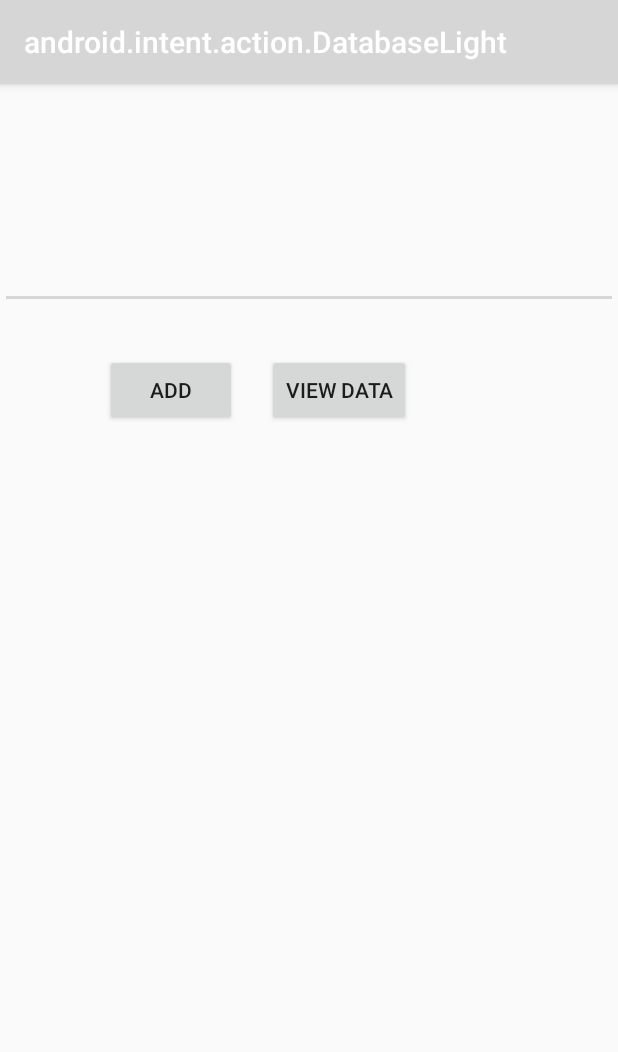
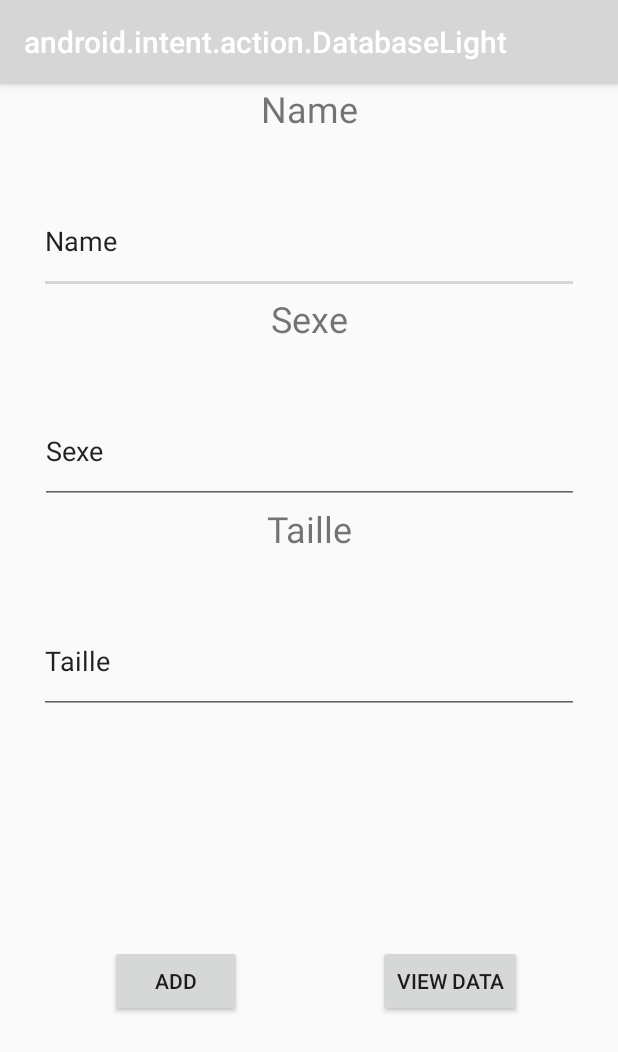
Before and after one commit to kevintondo/Android4ALJ, an Android app: the DatabaseLightActivity screen opened directly, with no data from a screen before it, on a phone screen of 412 x 824 dp. Shown: the top 1052 px of the screen. Run offline under Robolectric (Android 15) with nearby library versions, the phone set to English and light mode, and no system bars.

Commit message:
added name, sexe, taille field/input field (sqllite pref form)

```diff
--- a/NoPlanNoGain/app/build.gradle
+++ b/NoPlanNoGain/app/build.gradle
@@ -32,6 +32,7 @@ dependencies {
     testImplementation 'junit:junit:4.12'
     androidTestImplementation 'com.android.support.test:runner:1.0.2'
     androidTestImplementation 'com.android.support.test.espresso:espresso-core:3.0.2'
+    implementation 'com.android.support:design:28.0.0'
 }
 
 apply plugin: 'com.google.gms.google-services'
--- a/NoPlanNoGain/app/src/main/AndroidManifest.xml
+++ b/NoPlanNoGain/app/src/main/AndroidManifest.xml
@@ -23,8 +23,6 @@
             android:name=".DatabaseLightActivity"
             android:label="android.intent.action.DatabaseLight">
         </activity>
-        <activity android:name=".ListDataActivity" />
-        <activity android:name=".EditDataActivity" />
 
         <receiver android:name=".ExerciceWidget">
             <intent-filter>
--- a/NoPlanNoGain/app/src/main/res/layout/activity_database_light.xml
+++ b/NoPlanNoGain/app/src/main/res/layout/activity_database_light.xml
@@ -1,42 +1,110 @@
 <?xml version="1.0" encoding="utf-8"?>
-<RelativeLayout xmlns:android="http://schemas.android.com/apk/res/android"
-xmlns:tools="http://schemas.android.com/tools"
-android:layout_width="match_parent"
-android:layout_height="match_parent">
+<android.support.constraint.ConstraintLayout xmlns:android="http://schemas.android.com/apk/res/android"
+    xmlns:app="http://schemas.android.com/apk/res-auto"
+    xmlns:tools="http://schemas.android.com/tools"
+    android:layout_width="match_parent"
+    android:layout_height="match_parent"
+    android:id="@+id/relativeLayout5">
 
-<RelativeLayout
-    android:layout_width="wrap_content"
-    android:layout_height="wrap_content"
-    android:id="@+id/relativeLayout1">
+    <TextView
+        android:id="@+id/textView8"
+        android:layout_width="0dp"
+        android:layout_height="70dp"
+        android:layout_marginStart="8dp"
+        android:layout_marginEnd="8dp"
+        android:text="Name"
+        android:textAlignment="center"
+        android:textSize="24sp"
+        app:layout_constraintEnd_toEndOf="parent"
+        app:layout_constraintHorizontal_bias="0.0"
+        app:layout_constraintStart_toStartOf="parent"
+        app:layout_constraintTop_toTopOf="parent" />
+
     <EditText
-        android:layout_marginTop="100dp"
+        android:id="@+id/editText"
+        android:layout_width="360dp"
+        android:layout_height="70dp"
+        android:layout_marginStart="8dp"
+        android:layout_marginEnd="8dp"
+        android:ems="10"
+        android:inputType="textPersonName"
+        android:text="Name"
+        app:layout_constraintEnd_toEndOf="parent"
+        app:layout_constraintHorizontal_bias="0.492"
+        app:layout_constraintStart_toStartOf="parent"
+        app:layout_constraintTop_toBottomOf="@+id/textView8" />
+
+    <TextView
+        android:id="@+id/textView9"
+        android:layout_width="407dp"
+        android:layout_height="70dp"
+        android:text="Sexe"
         android:textAlignment="center"
-        android:layout_width="match_parent"
-        android:layout_height="50dp"
-        android:id="@+id/editText"/>
-</RelativeLayout>
+        android:textSize="24sp"
+        app:layout_constraintEnd_toEndOf="parent"
+        app:layout_constraintStart_toStartOf="parent"
+        app:layout_constraintTop_toBottomOf="@+id/editText" />
 
-<RelativeLayout
-    android:layout_marginTop="30dp"
-    android:layout_below="@+id/relativeLayout1"
-    android:layout_width="match_parent"
-    android:layout_height="wrap_content">
+    <EditText
+        android:id="@+id/editText6"
+        android:layout_width="359dp"
+        android:layout_height="70dp"
+        android:layout_marginStart="8dp"
+        android:layout_marginEnd="8dp"
+        android:ems="10"
+        android:inputType="textPersonName"
+        android:text="Sexe"
+        app:layout_constraintEnd_toEndOf="parent"
+        app:layout_constraintStart_toStartOf="parent"
+        app:layout_constraintTop_toBottomOf="@+id/textView9" />
+
+    <TextView
+        android:id="@+id/textView10"
+        android:layout_width="410dp"
+        android:layout_height="70dp"
+        android:text="Taille"
+        android:textAlignment="center"
+        android:textSize="24sp"
+        app:layout_constraintEnd_toEndOf="parent"
+        app:layout_constraintStart_toStartOf="parent"
+        app:layout_constraintTop_toBottomOf="@+id/editText6" />
+
+    <EditText
+        android:id="@+id/editText7"
+        android:layout_width="360dp"
+        android:layout_height="70dp"
+        android:layout_marginStart="8dp"
+        android:layout_marginEnd="8dp"
+        android:ems="10"
+        android:inputType="textPersonName"
+        android:text="Taille"
+        app:layout_constraintEnd_toEndOf="parent"
+        app:layout_constraintStart_toStartOf="parent"
+        app:layout_constraintTop_toBottomOf="@+id/textView10" />
 
     <Button
         android:id="@+id/btnAdd"
         android:layout_width="wrap_content"
         android:layout_height="wrap_content"
-        android:layout_marginStart="70dp"
-        android:onClick="seeData"
-        android:text="@string/add" />
+        android:layout_marginStart="52dp"
+        android:layout_marginTop="8dp"
+        android:layout_marginEnd="8dp"
+        android:text="@string/add"
+        app:layout_constraintBottom_toBottomOf="parent"
+        app:layout_constraintEnd_toStartOf="@+id/btnView"
+        app:layout_constraintHorizontal_bias="0.205"
+        app:layout_constraintStart_toStartOf="parent"
+        app:layout_constraintTop_toBottomOf="@+id/editText7" />
+
     <Button
-        android:layout_marginStart="20dp"
+        android:id="@+id/btnView"
         android:layout_width="wrap_content"
         android:layout_height="wrap_content"
-        android:id="@+id/btnView"
+        android:layout_marginTop="8dp"
+        android:layout_marginEnd="64dp"
         android:text="@string/view_data"
-        android:layout_toEndOf="@+id/btnAdd"/>
+        app:layout_constraintBottom_toBottomOf="parent"
+        app:layout_constraintEnd_toEndOf="parent"
+        app:layout_constraintTop_toBottomOf="@+id/editText7" />
 
-</RelativeLayout>
-
-</RelativeLayout>
+</android.support.constraint.ConstraintLayout>
```
Also changed, not shown: NoPlanNoGain/app/src/main/res/layout/edit_data_layout.xml (+105 -30 lines).
